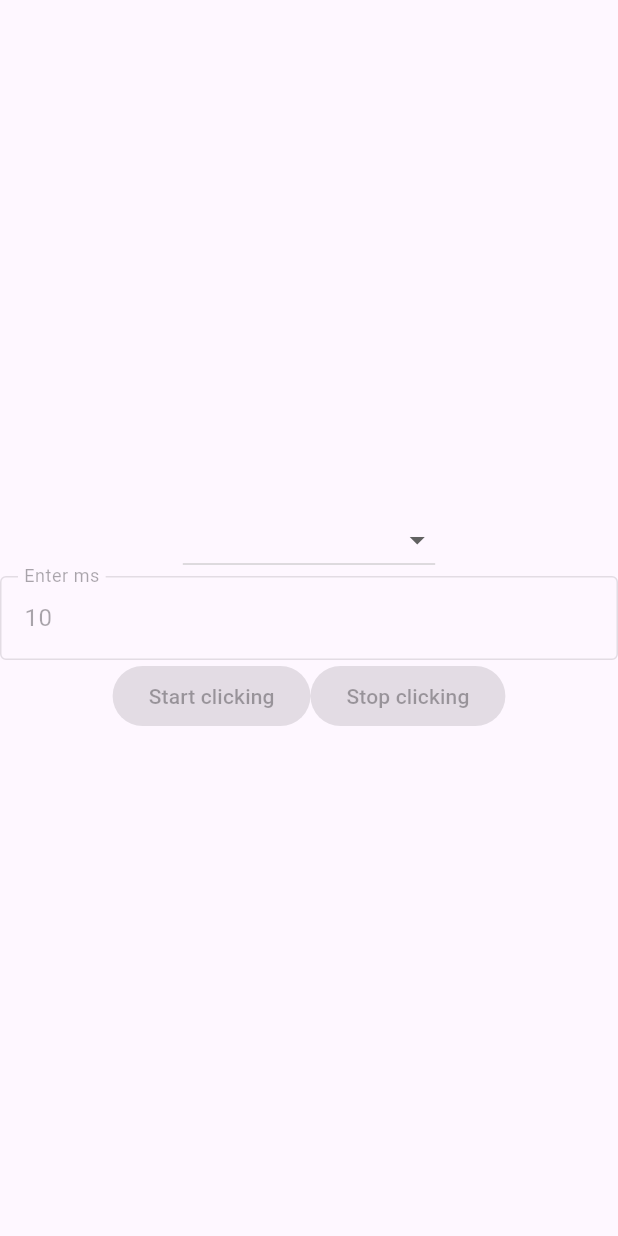
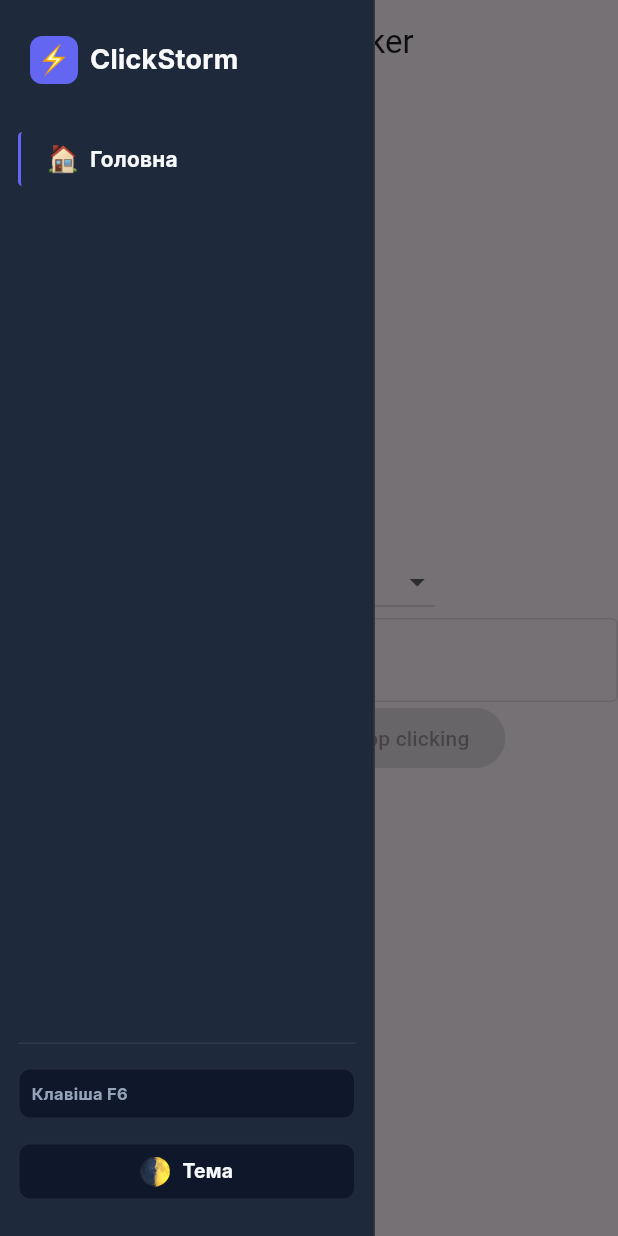
Before and after one commit to gitCode5345/desktop_auto_clicker, a Flutter app: the screen it shows after launch, with the side drawer open (before the commit the screen has no drawer), on a phone screen of 412 x 824 dp. Run offline on Flutter 3.47's test engine with Material 3 defaults, Android fonts, the phone set to English and light mode, and no system bars; our stand-ins replace equatable, flutter_bloc, get_it; missing offline and left inert: dart:ffi.

Commit message:
KAN-11: Setup sidebar and layout(UI) (#16)
* KAN-11: setup sidebar

* KAN-11: widgets moved to separate files

* KAN-11: sidebar and dynamic design configured

* KAN-11: added _widget for file name

* KAN-11: refactoring

```diff
--- /dev/null
+++ b/lib/src/core/constants/app_images.dart
@@ -0,0 +1,7 @@
+class AppImages {
+  const AppImages._();
+
+  static const String logo = 'assets/images/light.png';
+  static const String home = 'assets/images/house.png';
+  static const String sunMoon = 'assets/images/sun-moon.png';
+}
--- /dev/null
+++ b/lib/src/core/constants/dimensions.dart
@@ -0,0 +1,2 @@
+const double smallDesktopWidth = 680.0;
+const double sideBarWidth = 250.0;
--- a/lib/src/features/main_page/presentation/bloc/clicker/clicker_bloc.dart
+++ b/lib/src/features/main_page/presentation/bloc/clicker/clicker_bloc.dart
@@ -65,6 +65,9 @@ class ClickerBloc extends Bloc<ClickerEvent, ClickerState> {
 
   Future<void> _onUpdateClickingMsEvent(UpdateClickingMsEvent event, Emitter<ClickerState> emit) async {
     try {
+      emit(state.copyWith(
+        selectedButton: event.button
+      ));
       await _updateClickingMsUseCase(event.button);
     }
     catch (e) {
--- a/lib/src/features/main_page/presentation/pages/main_page.dart
+++ b/lib/src/features/main_page/presentation/pages/main_page.dart
@@ -1,136 +1,11 @@
-import 'dart:ui';
+import 'package:desktop_auto_clicker/src/features/main_page/presentation/widgets/responsive_layout_widget.dart';
+import 'package:flutter/material.dart';
 
-import 'package:desktop_auto_clicker/configs/injector/injector_conf.dart';
-import 'package:desktop_auto_clicker/src/core/constants/available_buttons.dart';
-import 'package:desktop_auto_clicker/src/core/usecases/usecase.dart';
-import 'package:desktop_auto_clicker/src/features/main_page/domain/usecases/stop_clicking.dart';
-import 'package:desktop_auto_clicker/src/features/main_page/presentation/bloc/clicker/clicker_bloc.dart';
-import 'package:flutter/material.dart';
-import 'package:desktop_auto_clicker/src/features/main_page/domain/entities/button_click_config_entity.dart';
-import 'package:flutter_bloc/flutter_bloc.dart';
-
-class MainPage extends StatefulWidget {
+class MainPage extends StatelessWidget {
   const MainPage({super.key});
 
   @override
-  State<MainPage> createState() => _MainPageState();
-}
-
-class _MainPageState extends State<MainPage> with WidgetsBindingObserver {
-  ButtonClickConfigEntity? selectedValue;
-
-  final TextEditingController _controller = TextEditingController(text: '10');
-  final FocusNode _focus = FocusNode();
-
-  int validateAndClampMs() {
-    final value = (int.tryParse(_controller.text) ?? 10).clamp(10, 1000);
-    _controller.text = value.toString();
-    return value;
-  }
-
-  @override
-  void initState() {
-    WidgetsBinding.instance.addObserver(this);
-    _focus.addListener(() {
-      if (!_focus.hasFocus) {
-        validateAndClampMs();
-      }
-    });
-    super.initState();
-  }
-
-  @override
-  void dispose() {
-    WidgetsBinding.instance.removeObserver(this);
-    _controller.dispose();
-    _focus.dispose();
-    super.dispose();
-  }
-
-  @override
-  Future<AppExitResponse> didRequestAppExit() async {
-    final bloc = context.read<ClickerBloc>();
-
-    if (bloc.state.isRunning) {
-      await getIt<StopClickingUseCase>()(NoParams());
-    }
-
-    return AppExitResponse.exit;
-  }
-
-  @override
   Widget build(BuildContext context) {
-    return Scaffold(
-      body: Center(
-        child: BlocBuilder<ClickerBloc, ClickerState> (
-          builder: (context, state) {
-            // TODO: add another states for handling errors and loading
-            return Column(
-              mainAxisAlignment: MainAxisAlignment.center,
-              children: <Widget>[
-                DropdownButton(
-                  value: state.selectedButton,
-                  items: availableButtons.map((button) {
-                    return DropdownMenuItem<ButtonClickConfigEntity>(
-                      value: button,
-                      child: Text(button.name),
-                    );
-                  }).toList(),
-                  onChanged: (value) {
-                    if (value != null) {
-                      context.read<ClickerBloc>().add(
-                        SelectButtonEvent(button: value)
-                      );
-                    }
-                  },
-                ),
-                TextField(
-                  controller: _controller,
-                  focusNode: _focus,
-                  enabled: state.selectedButton != null && !state.isBusy,
-                  decoration: const InputDecoration(
-                    border: OutlineInputBorder(),
-                    labelText: 'Enter ms',
-                  ),
-                  onChanged: (value) {
-                    final ms = int.tryParse(value) ?? 0;
-                    final updated = state.selectedButton!.copyWith(delayMs: ms);
-                    context.read<ClickerBloc>().add(
-                      UpdateClickingMsEvent(
-                        button: updated
-                      )
-                    );
-                  },
-                ),
-                Row(
-                  mainAxisAlignment: MainAxisAlignment.center,
-                  children: <Widget>[
-                    ElevatedButton(
-                      onPressed: (!state.isBusy && state.selectedButton != null)? () {
-                        int ms = validateAndClampMs();
-                        context.read<ClickerBloc>().add(
-                          StartClickingEvent(
-                            button: state.selectedButton!.copyWith(delayMs: ms)
-                          )
-                        );
-                      } : null,
-                      child: const Text('Start clicking'),
-                    ),
-                    ElevatedButton(
-                      onPressed: state.isRunning ? () {
-                        context.read<ClickerBloc>().add(
-                          StopClickingEvent()
-                        );
-                      } : null,
-                      child: const Text('Stop clicking'),
-                    ),
-                  ]
-                ),
-              ],
-            );
-          },
-        ),
-      ),
-    );
+    return ResponsiveLayoutWidget();
   }
 }
--- /dev/null
+++ b/lib/src/features/main_page/presentation/widgets/info_container_widget.dart
@@ -0,0 +1,32 @@
+import 'package:desktop_auto_clicker/src/core/themes/app_color.dart';
+import 'package:flutter/material.dart';
+
+class InfoContainerWidget extends StatelessWidget {
+  final Widget child;
+  final EdgeInsetsGeometry? padding;
+
+  const InfoContainerWidget({
+    required this.child,
+    this.padding,
+    super.key
+  });
+
+  @override
+  Widget build(BuildContext context) {
+    final containerColor = AppColor.inputBg;
+
+    return Container(
+      width: double.infinity,
+      decoration: BoxDecoration(
+        color: containerColor,
+        border: Border.all(
+          color: AppColor.border,
+          width: 1,
+        ),
+        borderRadius: BorderRadius.circular(8),
+      ),
+      padding: padding,
+      child: child,
+    );
+  }
+}
--- /dev/null
+++ b/lib/src/features/main_page/presentation/widgets/inter_text_widget.dart
@@ -0,0 +1,30 @@
+import 'package:desktop_auto_clicker/src/core/themes/app_color.dart';
+import 'package:flutter/material.dart';
+
+class InterTextWidget extends StatelessWidget {
+  final String data;
+  final double fontSize;
+  final FontWeight fontWeight;
+  final Color color;
+
+  const InterTextWidget({
+    required this.data,
+    this.fontSize = 14.0,
+    this.color = AppColor.textMain,
+    this.fontWeight = FontWeight.bold,
+    super.key
+  });
+
+  @override
+  Widget build(BuildContext context) {
+    return Text(
+      data,
+      style: TextStyle(
+        fontFamily: 'Inter',
+        fontSize: fontSize,
+        color: color,
+        fontWeight: fontWeight
+      ),
+    );
+  }
+}
--- /dev/null
+++ b/lib/src/features/main_page/presentation/widgets/large_desktop_body.dart
@@ -0,0 +1,22 @@
+import 'package:desktop_auto_clicker/src/features/main_page/presentation/widgets/main_content_widget.dart';
+import 'package:desktop_auto_clicker/src/features/main_page/presentation/widgets/sidebar_widget.dart';
+import 'package:flutter/material.dart';
+
+class LargeDesktopBody extends StatelessWidget {
+  const LargeDesktopBody({super.key});
+
+  @override
+  Widget build(BuildContext context) {
+    return Scaffold(
+      body: Row(
+        crossAxisAlignment: CrossAxisAlignment.stretch,
+        children: [
+          SidebarWidget(),
+          Expanded(
+            child: MainContentWidget()
+          ),
+        ],
+      ),
+    );
+  }
+}
--- /dev/null
+++ b/lib/src/features/main_page/presentation/widgets/main_content_widget.dart
@@ -0,0 +1,135 @@
+import 'dart:ui';
+
+import 'package:desktop_auto_clicker/configs/injector/injector_conf.dart';
+import 'package:desktop_auto_clicker/src/core/constants/available_buttons.dart';
+import 'package:desktop_auto_clicker/src/core/usecases/usecase.dart';
+import 'package:desktop_auto_clicker/src/features/main_page/domain/entities/button_click_config_entity.dart';
+import 'package:desktop_auto_clicker/src/features/main_page/domain/usecases/stop_clicking.dart';
+import 'package:desktop_auto_clicker/src/features/main_page/presentation/bloc/clicker/clicker_bloc.dart';
+import 'package:flutter/material.dart';
+import 'package:flutter_bloc/flutter_bloc.dart';
+
+class MainContentWidget extends StatefulWidget {
+  const MainContentWidget({super.key});
+
+  @override
+  State<MainContentWidget> createState() => _MainContentWidgetState();
+}
+
+class _MainContentWidgetState extends State<MainContentWidget> with WidgetsBindingObserver {
+  late final TextEditingController _controller;
+  final FocusNode _focus = FocusNode();
+
+  int _validateAndClampMs() {
+    final value = (int.tryParse(_controller.text) ?? 10).clamp(10, 1000);
+    _controller.text = value.toString();
+    return value;
+  }
+
+  @override
+  void initState() {
+    final currentMs = context.read<ClickerBloc>().state.selectedButton?.delayMs ?? 10;
+    _controller = TextEditingController(text: currentMs.toString());
+
+    WidgetsBinding.instance.addObserver(this);
+    _focus.addListener(() {
+      if (!_focus.hasFocus) {
+        _validateAndClampMs();
+      }
+    });
+    super.initState();
+  }
+
+  @override
+  void dispose() {
+    WidgetsBinding.instance.removeObserver(this);
+    _controller.dispose();
+    _focus.dispose();
+    super.dispose();
+  }
+
+  @override
+  Future<AppExitResponse> didRequestAppExit() async {
+    final bloc = context.read<ClickerBloc>();
+
+    if (bloc.state.isRunning) {
+      await getIt<StopClickingUseCase>()(NoParams());
+    }
+
+    return AppExitResponse.exit;
+  }
+
+  @override
+  Widget build(BuildContext context) {
+    return Center(
+      child: BlocBuilder<ClickerBloc, ClickerState> (
+        builder: (context, state) {
+          // TODO: add another states for handling errors and loading
+          return Column(
+            mainAxisAlignment: MainAxisAlignment.center,
+            children: <Widget>[
+              DropdownButton(
+                value: state.selectedButton,
+                items: availableButtons.map((button) {
+                  return DropdownMenuItem<ButtonClickConfigEntity>(
+                    value: button.copyWith(delayMs: state.selectedButton?.delayMs),
+                    child: Text(button.name),
+                  );
+                }).toList(),
+                onChanged: (value) {
+                  if (value != null) {
+                    context.read<ClickerBloc>().add(
+                      SelectButtonEvent(button: value)
+                    );
+                  }
+                },
+              ),
+              TextField(
+                controller: _controller,
+                focusNode: _focus,
+                enabled: state.selectedButton != null && !state.isBusy,
+                decoration: const InputDecoration(
+                  border: OutlineInputBorder(),
+                  labelText: 'Enter ms',
+                ),
+                onChanged: (value) {
+                  final ms = int.tryParse(value) ?? 0;
+                  final updated = state.selectedButton!.copyWith(delayMs: ms);
+                  context.read<ClickerBloc>().add(
+                    UpdateClickingMsEvent(
+                      button: updated
+                    )
+                  );
+                },
+              ),
+              Row(
+                mainAxisAlignment: MainAxisAlignment.center,
+                children: <Widget>[
+                  ElevatedButton(
+                    onPressed: (!state.isBusy && state.selectedButton != null) ? () {
+                      int ms = _validateAndClampMs();
+                      context.read<ClickerBloc>().add(
+                        StartClickingEvent(
+                          button: state.selectedButton!.copyWith(delayMs: ms)
+                        )
+                      );
+                    } : null,
+                    child: const Text('Start clicking'),
+                  ),
+                  ElevatedButton(
+                    onPressed: state.isRunning ? () {
+                      context.read<ClickerBloc>().add(
+                        StopClickingEvent()
+                      );
+                    } : null,
+                    child: const Text('Stop clicking'),
+                  ),
+                ]
+              ),
+            ],
+          );
+        },
+      ),
+    );
+  }
+}
--- /dev/null
+++ b/lib/src/features/main_page/presentation/widgets/nav_item_widget.dart
@@ -0,0 +1,54 @@
+import 'package:desktop_auto_clicker/src/core/themes/app_color.dart';
+import 'package:desktop_auto_clicker/src/features/main_page/presentation/widgets/inter_text_widget.dart';
+import 'package:flutter/material.dart';
+
+class NavItemWidget extends StatelessWidget {
+  final String title;
+  final String icon;
+  final bool isActive;
+
+  const NavItemWidget({
+    required this.title,
+    required this.icon,
+    this.isActive = false,
+    super.key
+  });
+
+  @override
+  Widget build(BuildContext context) {
+    final borderColor = AppColor.accent;
+
+    return GestureDetector(
+      child: Container(
+        decoration: BoxDecoration(
+          border: Border(
+            left: BorderSide(
+              color: borderColor,
+              width: 2,
+            ),
+          ),
+          borderRadius: const BorderRadius.only(
+            topLeft: Radius.circular(3.0),
+            bottomLeft: Radius.circular(3.0)
+          ),
+        ),
+        padding: const EdgeInsets.symmetric(
+          vertical: 8.0,
+          horizontal: 10.0,
+        ),
+        child: Row(
+          children: [
+            const SizedBox(width: 8),
+            Image.asset(
+              icon,
+              width: 20,
+              height: 20,
+            ),
+            const SizedBox(width: 8),
+            InterTextWidget(data: title)
+          ],
+        ),
+      ),
+    );
+  }
+}
--- /dev/null
+++ b/lib/src/features/main_page/presentation/widgets/responsive_layout_widget.dart
@@ -0,0 +1,21 @@
+import 'package:desktop_auto_clicker/src/core/constants/dimensions.dart';
+import 'package:desktop_auto_clicker/src/features/main_page/presentation/widgets/large_desktop_body.dart';
+import 'package:desktop_auto_clicker/src/features/main_page/presentation/widgets/small_desktop_body.dart';
+import 'package:flutter/material.dart';
+
+class ResponsiveLayoutWidget extends StatelessWidget {
+  const ResponsiveLayoutWidget({super.key});
+
+  @override
+  Widget build(BuildContext context) {
+    return LayoutBuilder(
+      builder: (context, constrained) {
+        if (constrained.maxWidth < smallDesktopWidth) {
+          return const SmallDesktopBody();
+        } else {
+          return const LargeDesktopBody();
+        }
+      },
+    );
+  }
+}
--- /dev/null
+++ b/lib/src/features/main_page/presentation/widgets/sidebar_widget.dart
@@ -0,0 +1,123 @@
+import 'package:desktop_auto_clicker/src/core/constants/app_images.dart';
+import 'package:desktop_auto_clicker/src/core/constants/dimensions.dart';
+import 'package:desktop_auto_clicker/src/core/themes/app_color.dart';
+import 'package:desktop_auto_clicker/src/features/main_page/presentation/widgets/info_container_widget.dart';
+import 'package:desktop_auto_clicker/src/features/main_page/presentation/widgets/nav_item_widget.dart';
+import 'package:desktop_auto_clicker/src/features/main_page/presentation/widgets/inter_text_widget.dart';
+import 'package:desktop_auto_clicker/src/features/main_page/presentation/widgets/tappable_container_widget.dart';
+import 'package:flutter/material.dart';
+
+class SidebarWidget extends StatelessWidget {
+  const SidebarWidget({super.key});
+
+  @override
+  Widget build(BuildContext context) {
+    final accentColor = AppColor.accent;
+    final containerColor = AppColor.sidebarBg;
+    final borderColor = AppColor.border;
+    final infoTextColor = AppColor.textMuted;
+
+    return Container(
+      width: sideBarWidth,
+      decoration: BoxDecoration(
+        color: containerColor,
+        border: Border(
+          right: BorderSide(
+            color: borderColor,
+            width: 1,
+          ),
+        ),
+      ),
+      padding: const EdgeInsets.symmetric(
+        vertical: 24,
+        horizontal: 12
+      ),
+      child: Column(
+        crossAxisAlignment: CrossAxisAlignment.start,
+        children: [
+          Row(
+            children: [
+              const SizedBox(width: 8),
+              Container(
+                width: 32,
+                height: 32,
+                decoration: BoxDecoration(
+                  color: accentColor,
+                  borderRadius: BorderRadius.circular(8),
+                ),
+                padding: EdgeInsets.all(5.0),
+                child: Image.asset(
+                  AppImages.logo,
+                )
+              ),
+              const SizedBox(width: 8),
+              InterTextWidget(
+                data: 'ClickStorm',
+                fontSize: 18.0,
+              )
+            ],
+          ),
+          const SizedBox(height: 32),
+          Expanded(
+            child: Column(
+              crossAxisAlignment: CrossAxisAlignment.start,
+              children: [
+                // TODO: make enum for nav items
+                NavItemWidget(
+                  title: 'Головна',
+                  icon: AppImages.home,
+                ),
+              ],
+            ),
+          ),
+          Container(
+            width: double.infinity,
+            decoration: BoxDecoration(
+              color: containerColor,
+              border: Border(
+                top: BorderSide(
+                  color: borderColor,
+                  width: 1,
+                ),
+              ),
+            ),
+            padding: EdgeInsets.only(top: 16),
+            child: Column(
+              crossAxisAlignment: CrossAxisAlignment.start,
+              children: [
+                InfoContainerWidget(
+                  padding: EdgeInsets.all(8.0),
+                  child: InterTextWidget(
+                    data: 'Клавіша F6',
+                    fontSize: 11,
+                    color: infoTextColor,
+                  ),
+                ),
+                const SizedBox(height: 16),
+                TappableContainerWidget(
+                  onTap: () => debugPrint('Toggle theme'),
+                  padding: EdgeInsets.all(8.0),
+                  child: Row(
+                    mainAxisAlignment: MainAxisAlignment.center,
+                    children: [
+                      Image.asset(
+                        AppImages.sunMoon,
+                        width: 20,
+                        height: 20,
+                      ),
+                      const SizedBox(width: 8),
+                      InterTextWidget(
+                        data: 'Тема',
+                        fontSize: 13,
+                      )
+                    ],
+                  ),
+                ),
+              ],
+            ),
+          )
+        ],
+      ),
+    );
+  }
+}
--- /dev/null
+++ b/lib/src/features/main_page/presentation/widgets/small_desktop_body.dart
@@ -0,0 +1,18 @@
+import 'package:desktop_auto_clicker/src/features/main_page/presentation/widgets/main_content_widget.dart';
+import 'package:desktop_auto_clicker/src/features/main_page/presentation/widgets/sidebar_widget.dart';
+import 'package:flutter/material.dart';
+
+class SmallDesktopBody extends StatelessWidget {
+  const SmallDesktopBody({super.key});
+
+  @override
+  Widget build(BuildContext context) {
+    return Scaffold(
+      appBar: AppBar(
+        title: const Text('Desktop Auto Clicker'),
+      ),
+      drawer: SidebarWidget(),
+      body: MainContentWidget(),
+    );
+  }
+}
--- /dev/null
+++ b/lib/src/features/main_page/presentation/widgets/tappable_container_widget.dart
@@ -0,0 +1,29 @@
+import 'package:desktop_auto_clicker/src/features/main_page/presentation/widgets/info_container_widget.dart';
+import 'package:flutter/material.dart';
+
+class TappableContainerWidget extends StatelessWidget {
+  final Widget child;
+  final EdgeInsetsGeometry? padding;
+  final VoidCallback? onTap;
+
+  const TappableContainerWidget({
+    required this.child,
+    this.padding,
+    this.onTap,
+    super.key
+  });
+
+  @override
+  Widget build(BuildContext context) {
+    return MouseRegion(
+      cursor: SystemMouseCursors.click,
+      child: GestureDetector(
+        onTap: onTap,
+        child: InfoContainerWidget(
+          padding: padding,
+          child: child,
+        ),
+      ),
+    );
+  }
+}
```
Also changed, not shown: pubspec.yaml (+9 -0 lines), assets/fonts/Inter-Bold.ttf (added), assets/fonts/Inter-Regular.ttf (added), assets/images/house.png (added), assets/images/light.png (added), assets/images/sun-moon.png (added).
